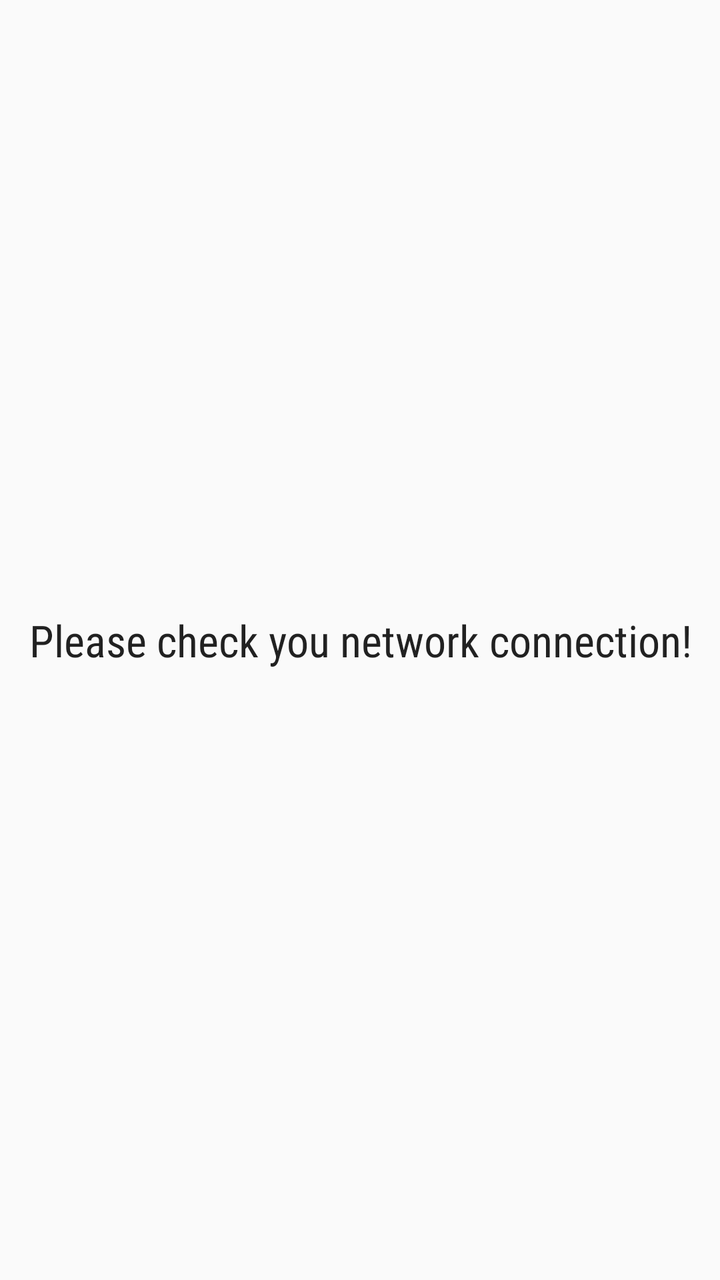
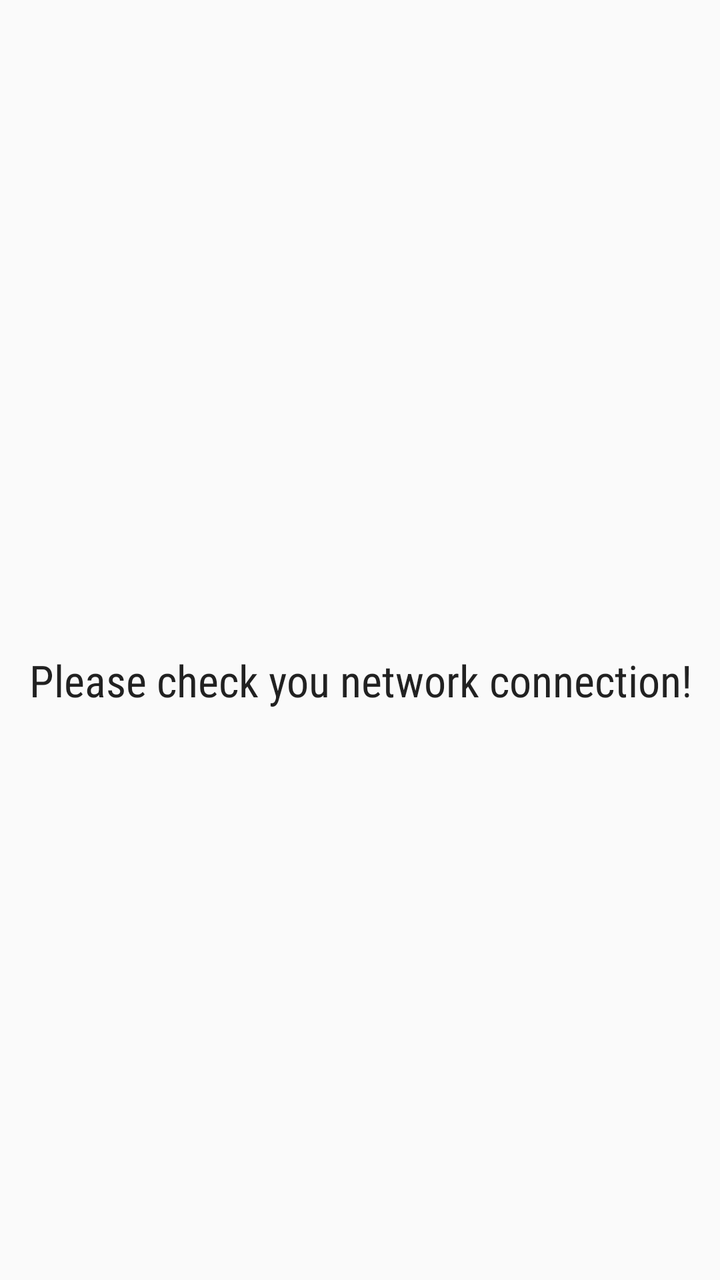

Screens rendered from an Android XML layout before and after an edit, with the pre-edit source and the edit as a unified diff.
<!-- AndroidManifest.xml: application theme AppTheme -->
<!-- res/layout/meteorites_app_widget.xml -->
<LinearLayout xmlns:android="http://schemas.android.com/apk/res/android"
    xmlns:tools="http://schemas.android.com/tools"
    android:layout_width="match_parent"
    android:layout_height="match_parent"
    android:orientation="vertical"
    android:padding="@dimen/widget_margin">

    <FrameLayout
        android:layout_width="match_parent"
        android:layout_height="0dp"
        android:layout_weight="1">

        <ListView
            android:id="@+id/widget_list"
            android:layout_width="match_parent"
            android:layout_height="match_parent"
            android:divider="@null"
            android:dividerHeight="0dp"
            tools:listitem="@layout/list_item_meteorite" />

        <TextView
            android:id="@+id/widget_empty"
            android:layout_width="match_parent"
            android:layout_height="match_parent"
            android:fontFamily="sans-serif-condensed"
            android:gravity="center"
            android:text="@string/no_network"
            android:textAppearance="?android:textAppearanceLarge" />
    </FrameLayout>

</LinearLayout>
<!-- res/layout/list_item_meteorite.xml (included above) -->
<android.support.v7.widget.CardView xmlns:android="http://schemas.android.com/apk/res/android"
    xmlns:app="http://schemas.android.com/apk/res-auto"
    android:id="@+id/cardview"
    android:layout_width="match_parent"
    android:layout_height="wrap_content"
    android:layout_marginBottom="@dimen/cardMargin"
    android:layout_marginEnd="@dimen/cardMargin"
    android:layout_marginStart="@dimen/cardMargin"
    android:layout_marginTop="@dimen/cardMargin"
    android:clickable="true"
    android:focusable="true"
    app:cardBackgroundColor="#fff"
    app:cardCornerRadius="2dp"
    app:cardElevation="4dp">

    <LinearLayout
        android:id="@+id/widget_list_item"
        android:layout_width="match_parent"
        android:layout_height="wrap_content"
        android:orientation="vertical"
        android:padding="5dp">


        <TextView
            android:id="@+id/title"
            android:layout_width="wrap_content"
            android:layout_height="wrap_content"
            android:layout_alignParentTop="true"
            android:textSize="30sp" />

        <TextView
            android:id="@+id/location"
            android:layout_width="wrap_content"
            android:layout_height="wrap_content" />

        <TextView
            android:id="@+id/year"
            android:layout_width="wrap_content"
            android:layout_height="wrap_content" />

    </LinearLayout>

</android.support.v7.widget.CardView>
<!-- resources referenced by this layout -->
<resources>
  <dimen name="cardMargin">4dp</dimen>
  <dimen name="widget_margin">8dp</dimen>
  <string name="no_network">Please check you network connection!</string>
  <style name="AppTheme" parent="Theme.AppCompat.Light.DarkActionBar">
          
          <item name="colorPrimary">@color/colorPrimary</item>
          <item name="colorPrimaryDark">@color/colorPrimaryDark</item>
          <item name="colorAccent">@color/colorAccent</item>
  
      </style>
  <color name="colorPrimary">#3F51B5</color>
  <color name="colorPrimaryDark">#303F9F</color>
  <color name="colorAccent">#FF4081</color>
</resources>

<!-- the commit's change to res/layout/meteorites_app_widget.xml (unified diff, before → after) -->
@@ -4,6 +4,13 @@
     android:layout_height="match_parent"
     android:orientation="vertical"
     android:padding="@dimen/widget_margin">
+
+    <TextView
+        android:layout_width="wrap_content"
+        android:layout_height="wrap_content"
+        android:layout_alignParentTop="true"
+        android:text="@+id/app_name"
+        android:textSize="30sp" />
 
     <FrameLayout
         android:layout_width="match_parent"
